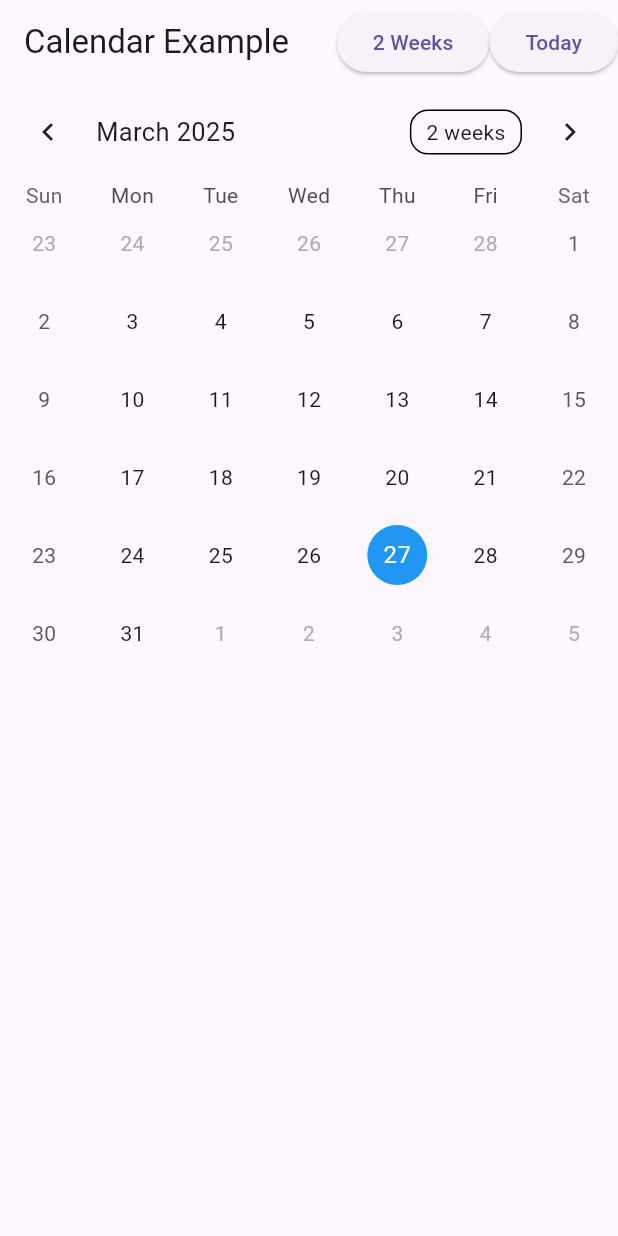
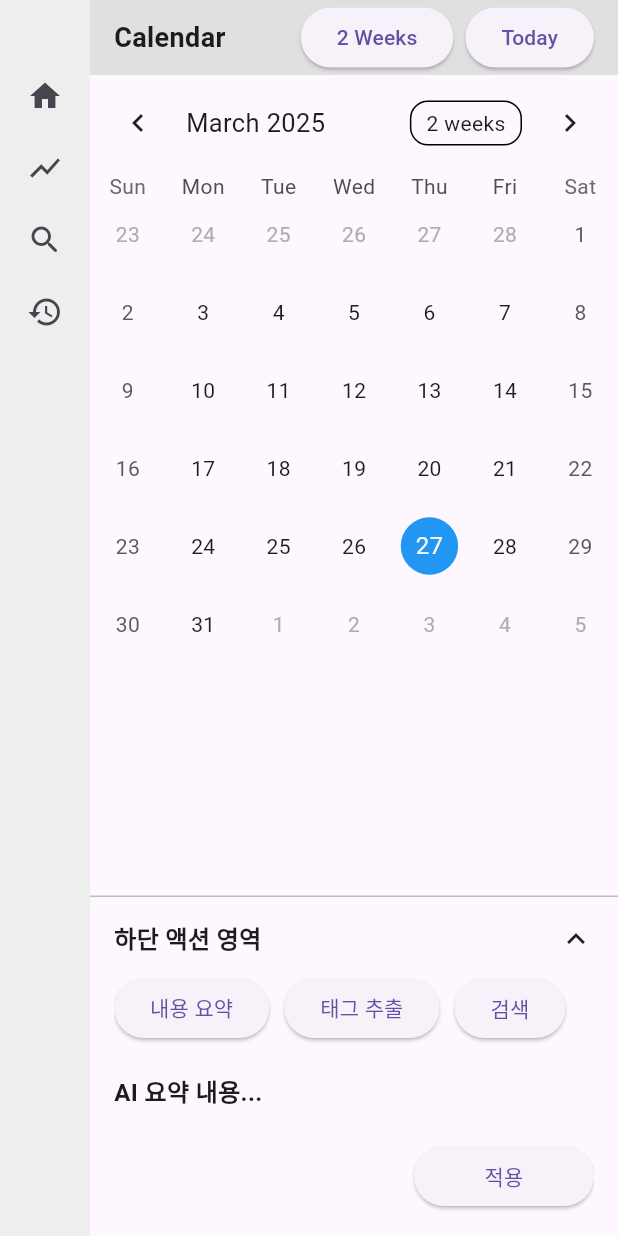
Before and after one commit to SeongBae-applepie/memodro, a Flutter app: the screen it shows after launch, after a tap on the "calendar today" icon, on a phone screen of 412 x 824 dp. Run offline on Flutter 3.47's test engine with Material 3 defaults, Android fonts, the phone set to English and light mode, and no system bars; drawn by our look-alikes of table_calendar.

Commit message:
edit calendar

```diff
--- a/lib/calendar_page.dart
+++ b/lib/calendar_page.dart
@@ -1,5 +1,7 @@
 import 'package:flutter/material.dart';
 import 'package:table_calendar/table_calendar.dart';
+import 'left_sidebar_layout.dart';
+import 'bottom_section.dart';
 
 class CalendarPage extends StatefulWidget {
   const CalendarPage({super.key});
@@ -11,36 +13,66 @@ class CalendarPage extends StatefulWidget {
 class _CalendarPageState extends State<CalendarPage> {
   DateTime _focusedDay = DateTime.now();
   DateTime? _selectedDay;
-  CalendarFormat _calendarFormat = CalendarFormat.month; // 달력 형식 상태 변수
+  CalendarFormat _calendarFormat = CalendarFormat.month;
+
+  // 오늘 날짜로 이동하는 함수
+  void _goToToday() {
+    setState(() {
+      _focusedDay = DateTime.now();
+      _selectedDay = DateTime.now();
+    });
+  }
 
   @override
   Widget build(BuildContext context) {
-    return Scaffold(
-      appBar: AppBar(
-        title: const Text('Calendar Example'),
-        actions: [
+    return LeftSidebarLayout(
+      activePage: PageType.calendar,
+      child: Column(
+        children: [
+          _buildTopBar(),
+          Expanded(child: _buildCalendarView()),
+          // 하단에 Collapse 가능한 액션 영역 (bottom_section.dart)
+          const CollapsibleBottomSection(),
+        ],
+      ),
+    );
+  }
+
+  // 상단 바: 제목, "2 Weeks" 버튼과 "Today" 버튼 포함
+  Widget _buildTopBar() {
+    return Container(
+      height: 50,
+      color: Colors.grey[300],
+      padding: const EdgeInsets.symmetric(horizontal: 16),
+      child: Row(
+        mainAxisAlignment: MainAxisAlignment.spaceBetween,
+        children: [
+          const Text(
+            'Calendar',
+            style: TextStyle(fontSize: 18, fontWeight: FontWeight.bold),
+          ),
+          Row(
+            children: [
               ElevatedButton(
                 onPressed: () {
-              // 2주 형식으로 변경
                   setState(() {
                     _calendarFormat = CalendarFormat.twoWeeks;
                   });
                 },
                 child: const Text('2 Weeks'),
               ),
-          ElevatedButton(
-            onPressed: () {
-              // 오늘 날짜로 이동
-              setState(() {
-                _focusedDay = DateTime.now();
-                _selectedDay = DateTime.now();
-              });
-            },
-            child: const Text('Today'),
+              const SizedBox(width: 8),
+              ElevatedButton(onPressed: _goToToday, child: const Text('Today')),
+            ],
           ),
         ],
       ),
-      body: TableCalendar(
+    );
+  }
+
+  // TableCalendar 위젯을 이용한 달력 뷰
+  Widget _buildCalendarView() {
+    return TableCalendar(
       firstDay: DateTime.utc(2010, 1, 1),
       lastDay: DateTime.utc(2030, 12, 31),
       focusedDay: _focusedDay,
@@ -67,7 +99,6 @@ class _CalendarPageState extends State<CalendarPage> {
           shape: BoxShape.circle,
         ),
       ),
-      ),
     );
   }
 }
```
Lines whose indentation alone changed are shown as unchanged.
